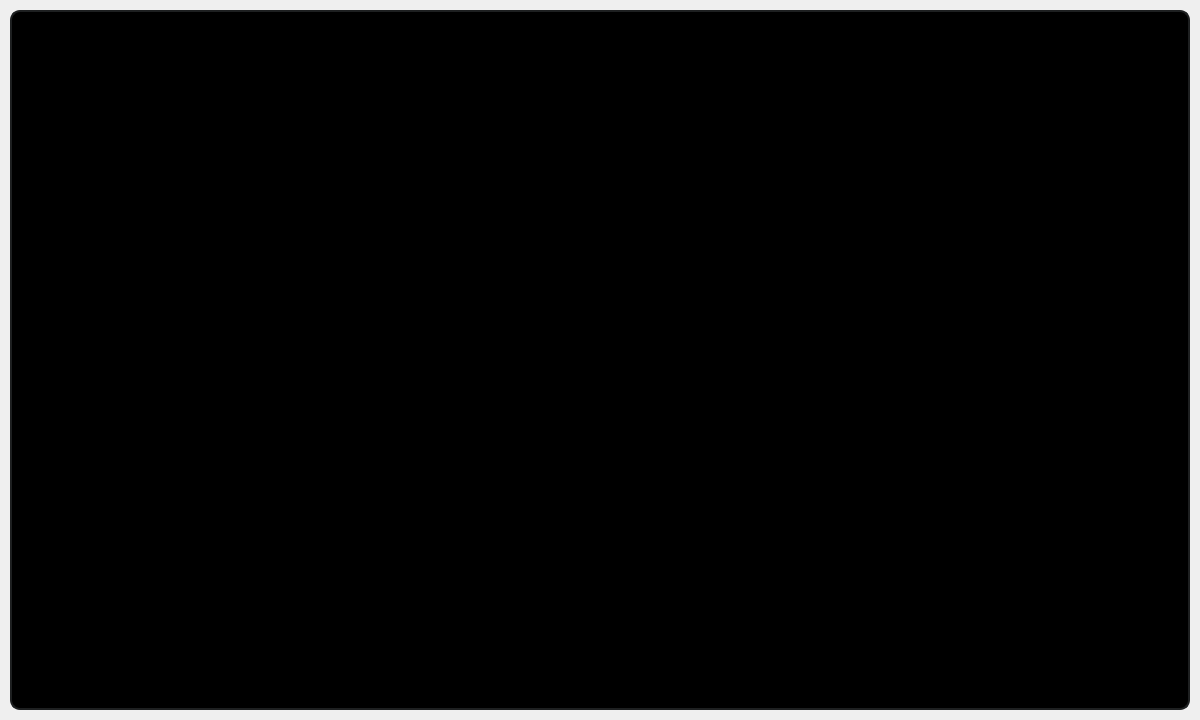
Qt form main.ui (SurfonL/Crest) before a commit.
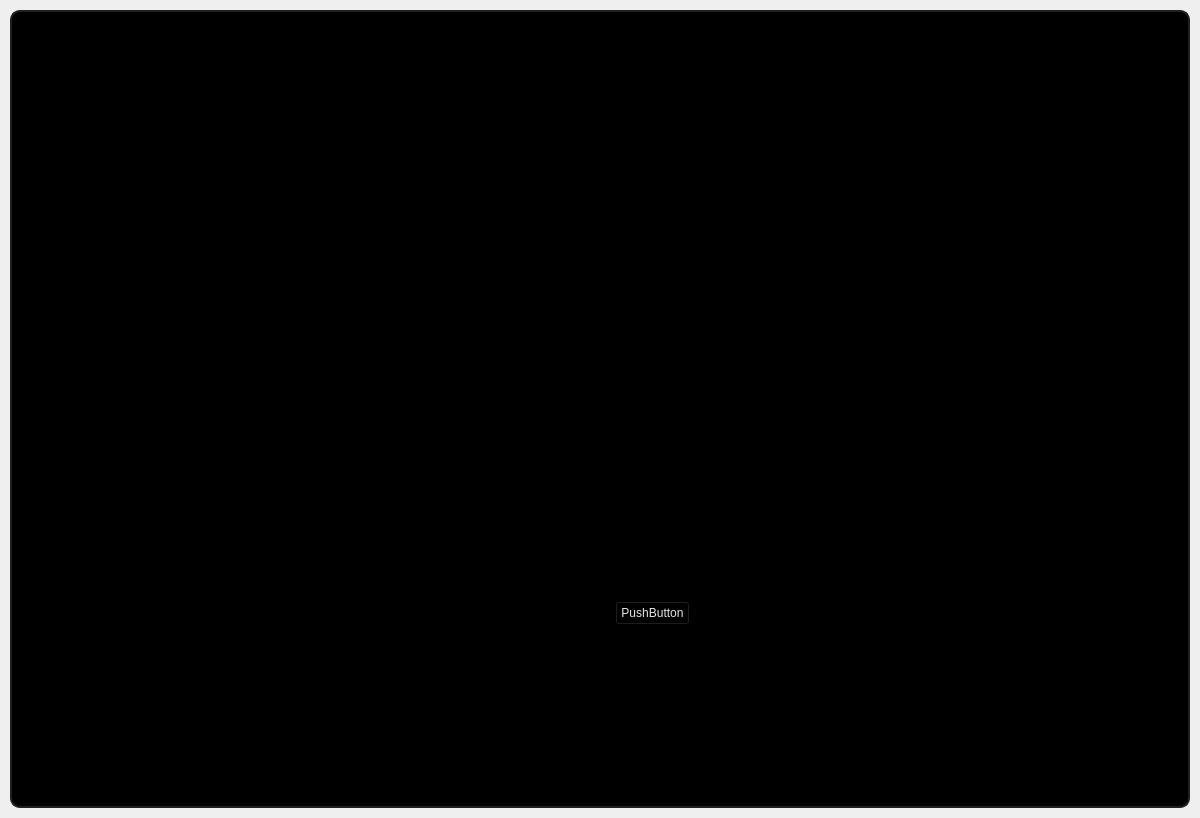
The same form after that commit. The open tabs and pages were chosen to show the change. Icons and pictures are not drawn.

Commit message: pomodoro page

What changed in the file:
```diff
--- a/main.ui
+++ b/main.ui
@@ -789,7 +789,7 @@
                    <string notr="true">background-color: transparent;</string>
                   </property>
                   <property name="currentIndex">
-                   <number>1</number>
+                   <number>2</number>
                   </property>
                   <widget class="QWidget" name="home">
                    <property name="styleSheet">
@@ -819,6 +819,119 @@
                     </property>
                    </layout>
                   </widget>
+                  <widget class="QWidget" name="pomodoro">
+                   <layout class="QGridLayout" name="gridLayout">
+                    <item row="0" column="3">
+                     <spacer name="horizontalSpacer_3">
+                      <property name="orientation">
+                       <enum>Qt::Horizontal</enum>
+                      </property>
+                      <property name="sizeHint" stdset="0">
+                       <size>
+                        <width>40</width>
+                        <height>20</height>
+                       </size>
+                      </property>
+                     </spacer>
+                    </item>
+                    <item row="0" column="2">
+                     <widget class="QFrame" name="clock">
+                      <property name="minimumSize">
+                       <size>
+                        <width>0</width>
+                        <height>613</height>
+                       </size>
+                      </property>
+                      <property name="frameShape">
+                       <enum>QFrame::StyledPanel</enum>
+                      </property>
+                      <property name="frameShadow">
+                       <enum>QFrame::Raised</enum>
+                      </property>
+                      <layout class="QVBoxLayout" name="frame_layout">
+                       <item alignment="Qt::AlignHCenter|Qt::AlignVCenter">
+                        <widget class="QFrame" name="frame_2">
+                         <property name="minimumSize">
+                          <size>
+                           <width>400</width>
+                           <height>400</height>
+                          </size>
+                         </property>
+                         <property name="maximumSize">
+                          <size>
+                           <width>400</width>
+                           <height>400</height>
+                          </size>
+                         </property>
+                         <property name="frameShape">
+                          <enum>QFrame::StyledPanel</enum>
+                         </property>
+                         <property name="frameShadow">
+                          <enum>QFrame::Raised</enum>
+                         </property>
+                         <layout class="QVBoxLayout" name="clock_layout"/>
+                        </widget>
+                       </item>
+                       <item>
+                        <widget class="QFrame" name="frame">
+                         <property name="frameShape">
+                          <enum>QFrame::StyledPanel</enum>
+                         </property>
+                         <property name="frameShadow">
+                          <enum>QFrame::Raised</enum>
+                         </property>
+                         <widget class="QPushButton" name="play_button">
+                          <property name="geometry">
+                           <rect>
+                            <x>190</x>
+                            <y>110</y>
+                            <width>75</width>
+                            <height>24</height>
+                           </rect>
+                          </property>
+                          <property name="text">
+                           <string>PushButton</string>
+                          </property>
+                         </widget>
+                        </widget>
+                       </item>
+                      </layout>
+                     </widget>
+                    </item>
+                    <item row="0" column="0">
+                     <spacer name="horizontalSpacer_2">
+                      <property name="orientation">
+                       <enum>Qt::Horizontal</enum>
+                      </property>
+                      <property name="sizeType">
+                       <enum>QSizePolicy::Expanding</enum>
+                      </property>
+                      <property name="sizeHint" stdset="0">
+                       <size>
+                        <width>40</width>
+                        <height>20</height>
+                       </size>
+                      </property>
+                     </spacer>
+                    </item>
+                    <item row="1" column="2">
+                     <spacer name="verticalSpacer_3">
+                      <property name="orientation">
+                       <enum>Qt::Vertical</enum>
+                      </property>
+                      <property name="sizeType">
+                       <enum>QSizePolicy::MinimumExpanding</enum>
+                      </property>
+                      <property name="sizeHint" stdset="0">
+                       <size>
+                        <width>20</width>
+                        <height>100</height>
+                       </size>
+                      </property>
+                     </spacer>
+                    </item>
+                   </layout>
+                  </widget>
                  </widget>
                 </item>
                </layout>
```
The commit also changes 2 other files.
